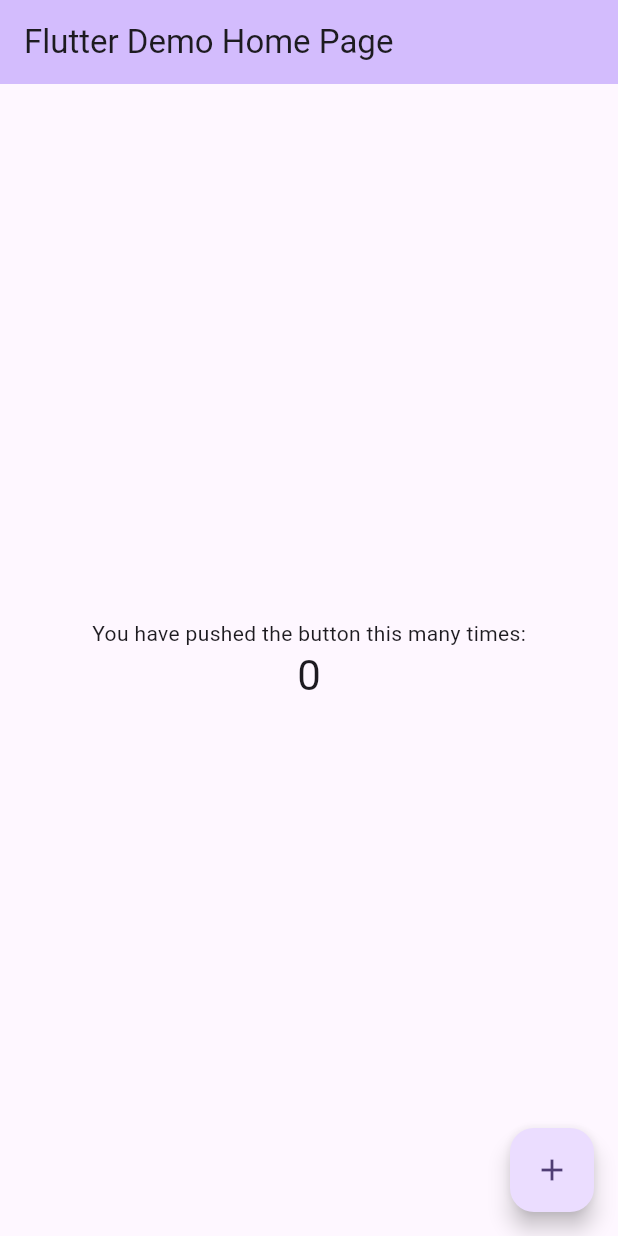
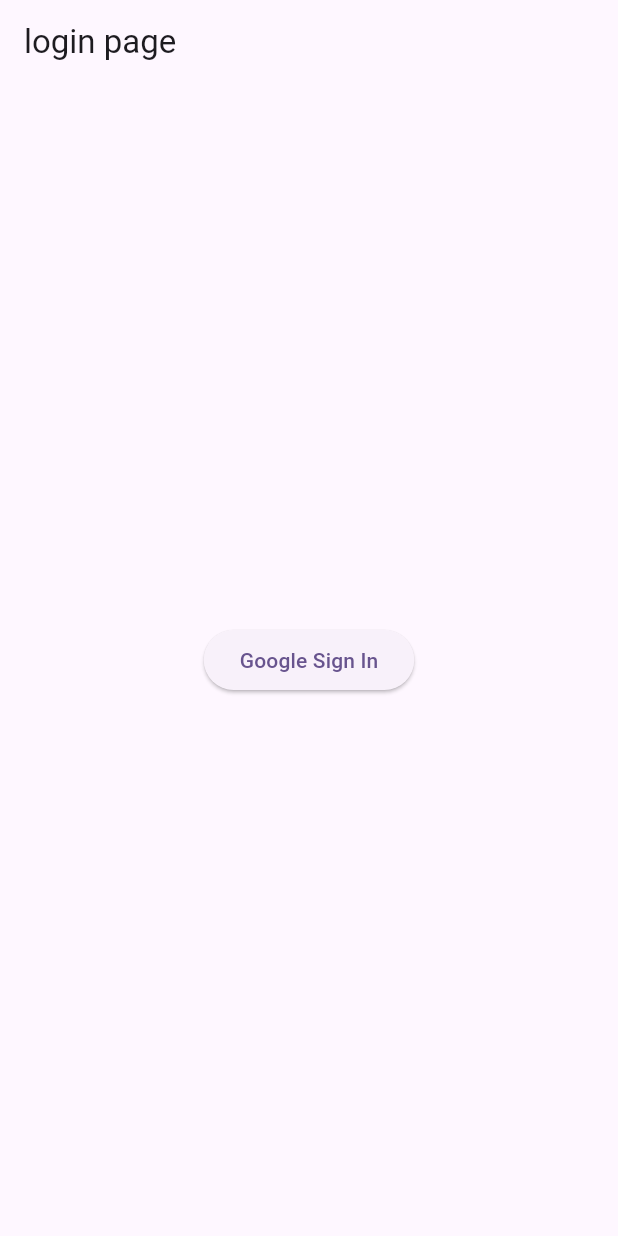
Before and after one commit to yamafuji03/simple_todo_with_latest_widget, a Flutter app: the screen it shows after launch, on a phone screen of 412 x 824 dp. Run offline on Flutter 3.47's test engine with Material 2 defaults, Android fonts, the phone set to English and light mode, and no system bars; our stand-ins replace flutter_riverpod, go_router, hooks_riverpod, riverpod_annotation.

Commit message:
一時保存

```diff
--- /dev/null
+++ b/lib/list_page.dart
@@ -0,0 +1,15 @@
+import 'package:flutter/material.dart';
+import 'package:hooks_riverpod/hooks_riverpod.dart';
+
+class ListPage extends ConsumerWidget {
+  const ListPage({super.key});
+
+  @override
+  Widget build(BuildContext context, WidgetRef ref) {
+    return Scaffold(
+      appBar: AppBar(
+        title: Text('todolist page'),
+      ),
+    );
+  }
+}
--- /dev/null
+++ b/lib/login_page.dart
@@ -0,0 +1,22 @@
+import 'package:flutter/material.dart';
+import 'package:go_router/go_router.dart';
+import 'package:hooks_riverpod/hooks_riverpod.dart';
+
+class LoginPage extends HookConsumerWidget {
+  const LoginPage({super.key});
+  @override
+  Widget build(BuildContext context, WidgetRef ref) {
+    return Scaffold(
+      appBar: AppBar(
+        title: Text('login page'),
+      ),
+      body: Center(
+        child: ElevatedButton(
+            onPressed: () {
+              context.push('/ListPage');
+            },
+            child: Text('Google Sign In')),
+      ),
+    );
+  }
+}
--- a/lib/main.dart
+++ b/lib/main.dart
@@ -1,125 +1,38 @@
 import 'package:flutter/material.dart';
+import 'package:go_router/go_router.dart';
+import 'package:flutter_riverpod/flutter_riverpod.dart';
+import 'package:riverpod_annotation/riverpod_annotation.dart';
+import 'package:hooks_riverpod/hooks_riverpod.dart';
+import 'package:simple_todo_with_latest_widget/list_page.dart';
+import 'package:simple_todo_with_latest_widget/login_page.dart';
+
+// hooksを使う場合とhooksリバポを使う場合どっちのwidgetか忘れた
 
 void main() {
-  runApp(const MyApp());
+  runApp(ProviderScope(child: MyApp()));
 }
 
 class MyApp extends StatelessWidget {
   const MyApp({super.key});
 
-  // This widget is the root of your application.
   @override
   Widget build(BuildContext context) {
-    return MaterialApp(
-      title: 'Flutter Demo',
+    final router = GoRouter(initialLocation: '/LoginPage', routes: [
+      //    GoRoute(path: '/遷移先のクラス名', builder: (context, state) => 遷移先のクラス名),
+      GoRoute(path: '/LoginPage', builder: (context, state) => LoginPage()),
+
+      GoRoute(path: '/ListPage', builder: (context, state) => ListPage()),
+      // GoRoute(path: '/c', builder: (context, state) => PageC()),
+    ]);
+
+    return MaterialApp.router(
+      routeInformationProvider: router.routeInformationProvider,
+      routeInformationParser: router.routeInformationParser,
+      routerDelegate: router.routerDelegate,
       theme: ThemeData(
-        // This is the theme of your application.
-        //
-        // TRY THIS: Try running your application with "flutter run". You'll see
-        // the application has a blue toolbar. Then, without quitting the app,
-        // try changing the seedColor in the colorScheme below to Colors.green
-        // and then invoke "hot reload" (save your changes or press the "hot
-        // reload" button in a Flutter-supported IDE, or press "r" if you used
-        // the command line to start the app).
-        //
-        // Notice that the counter didn't reset back to zero; the application
-        // state is not lost during the reload. To reset the state, use hot
-        // restart instead.
-        //
-        // This works for code too, not just values: Most code changes can be
-        // tested with just a hot reload.
         colorScheme: ColorScheme.fromSeed(seedColor: Colors.deepPurple),
         useMaterial3: true,
       ),
-      home: const MyHomePage(title: 'Flutter Demo Home Page'),
     );
   }
 }
-
-class MyHomePage extends StatefulWidget {
-  const MyHomePage({super.key, required this.title});
-
-  // This widget is the home page of your application. It is stateful, meaning
-  // that it has a State object (defined below) that contains fields that affect
-  // how it looks.
-
-  // This class is the configuration for the state. It holds the values (in this
-  // case the title) provided by the parent (in this case the App widget) and
-  // used by the build method of the State. Fields in a Widget subclass are
-  // always marked "final".
-
-  final String title;
-
-  @override
-  State<MyHomePage> createState() => _MyHomePageState();
-}
-
-class _MyHomePageState extends State<MyHomePage> {
-  int _counter = 0;
-
-  void _incrementCounter() {
-    setState(() {
-      // This call to setState tells the Flutter framework that something has
-      // changed in this State, which causes it to rerun the build method below
-      // so that the display can reflect the updated values. If we changed
-      // _counter without calling setState(), then the build method would not be
-      // called again, and so nothing would appear to happen.
-      _counter++;
-    });
-  }
-
-  @override
-  Widget build(BuildContext context) {
-    // This method is rerun every time setState is called, for instance as done
-    // by the _incrementCounter method above.
-    //
-    // The Flutter framework has been optimized to make rerunning build methods
-    // fast, so that you can just rebuild anything that needs updating rather
-    // than having to individually change instances of widgets.
-    return Scaffold(
-      appBar: AppBar(
-        // TRY THIS: Try changing the color here to a specific color (to
-        // Colors.amber, perhaps?) and trigger a hot reload to see the AppBar
-        // change color while the other colors stay the same.
-        backgroundColor: Theme.of(context).colorScheme.inversePrimary,
-        // Here we take the value from the MyHomePage object that was created by
-        // the App.build method, and use it to set our appbar title.
-        title: Text(widget.title),
-      ),
-      body: Center(
-        // Center is a layout widget. It takes a single child and positions it
-        // in the middle of the parent.
-        child: Column(
-          // Column is also a layout widget. It takes a list of children and
-          // arranges them vertically. By default, it sizes itself to fit its
-          // children horizontally, and tries to be as tall as its parent.
-          //
-          // Column has various properties to control how it sizes itself and
-          // how it positions its children. Here we use mainAxisAlignment to
-          // center the children vertically; the main axis here is the vertical
-          // axis because Columns are vertical (the cross axis would be
-          // horizontal).
-          //
-          // TRY THIS: Invoke "debug painting" (choose the "Toggle Debug Paint"
-          // action in the IDE, or press "p" in the console), to see the
-          // wireframe for each widget.
-          mainAxisAlignment: MainAxisAlignment.center,
-          children: <Widget>[
-            const Text(
-              'You have pushed the button this many times:',
-            ),
-            Text(
-              '$_counter',
-              style: Theme.of(context).textTheme.headlineMedium,
-            ),
-          ],
-        ),
-      ),
-      floatingActionButton: FloatingActionButton(
-        onPressed: _incrementCounter,
-        tooltip: 'Increment',
-        child: const Icon(Icons.add),
-      ), // This trailing comma makes auto-formatting nicer for build methods.
-    );
-  }
-}
--- a/pubspec.yaml
+++ b/pubspec.yaml
@@ -35,6 +35,11 @@ dependencies:
   # The following adds the Cupertino Icons font to your application.
   # Use with the CupertinoIcons class for iOS style icons.
   cupertino_icons: ^1.0.2
+  go_router: ^12.0.1
+  riverpod_annotation: ^2.3.0
+  hooks_riverpod: ^2.4.5
+  riverpod_generator: ^2.3.5
+  build_runner: ^2.4.6
 
 dev_dependencies:
   flutter_test:
```
Also changed, not shown: pubspec.lock.
